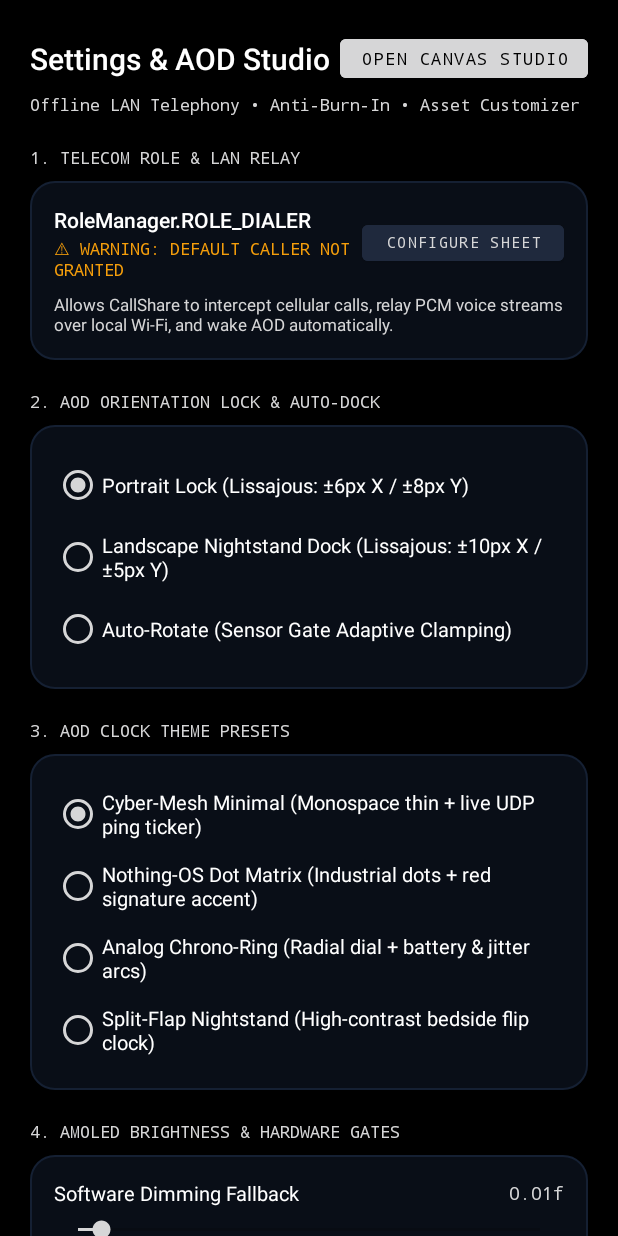
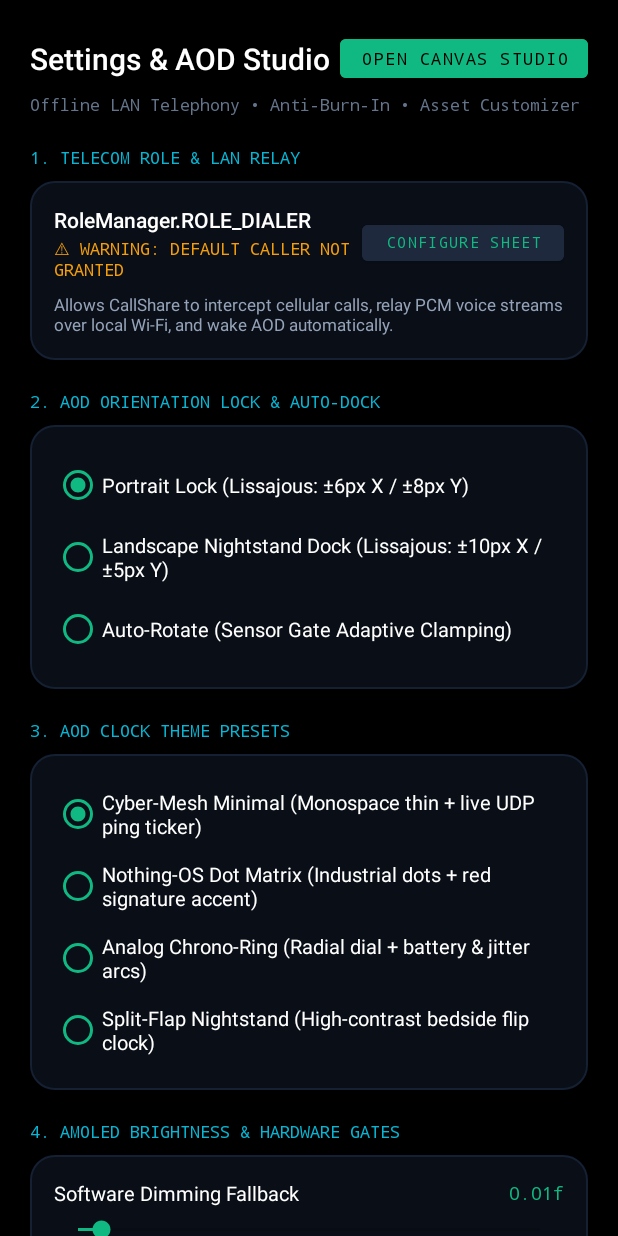
Before and after one commit to landeploysuite/call-sharing, an Android app: the SettingsActivity screen opened directly, with no data from a screen before it, on a phone screen of 412 x 824 dp. Run offline under Robolectric (Android 15) with nearby library versions, the phone set to English and light mode, and no system bars.

Commit message:
fix(resources): add missing telemetry and mesh color definitions to colors.xml

```diff
--- a/android-app/app/src/main/res/values/colors.xml
+++ b/android-app/app/src/main/res/values/colors.xml
@@ -1,9 +1,20 @@
 <?xml version="1.0" encoding="utf-8"?>
 <resources>
-    <!-- AMOLED Pitch Black for Battery Conservation -->
-    <color name="black">#000000</color>
+    <!-- AMOLED Pitch Black & Surface Void -->
+    <color name="black">#FF000000</color>
+    <color name="white">#FFFFFFFF</color>
+    <color name="bg_oled_void">#FF000000</color>
+    <color name="surface_obsidian">#FF0A0D14</color>
     <color name="dark_surface">#121212</color>
     <color name="dark_card">#1E1E1E</color>
+    <color name="text_primary">#FFFFFFFF</color>
+
+    <!-- CallShare Telemetry & Mesh Colors -->
+    <color name="emerald_active">#FF10B981</color>
+    <color name="cyan_opus_mesh">#FF06B6D4</color>
+    <color name="amber_jitter_warn">#FFF59E0B</color>
+    <color name="text_telemetry_muted">#FF64748B</color>
+    <color name="text_secondary">#FF94A3B8</color>
 
     <!-- AOD Ambient Font Colors -->
     <color name="aod_clock_white">#F5F5F5</color>
@@ -14,5 +25,4 @@
     <!-- Call Controls -->
     <color name="call_answer_green">#2ECC71</color>
     <color name="call_reject_red">#E74C3C</color>
-    <color name="white">#FFFFFF</color>
 </resources>
```
